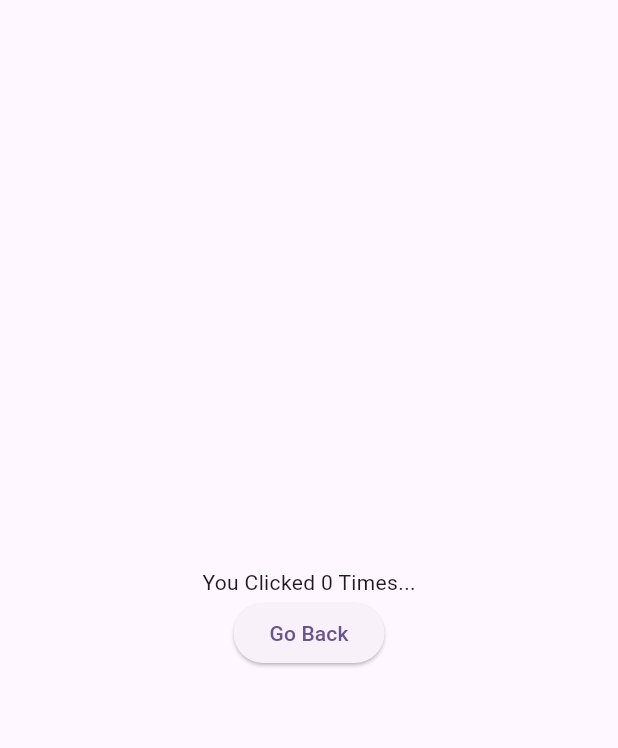
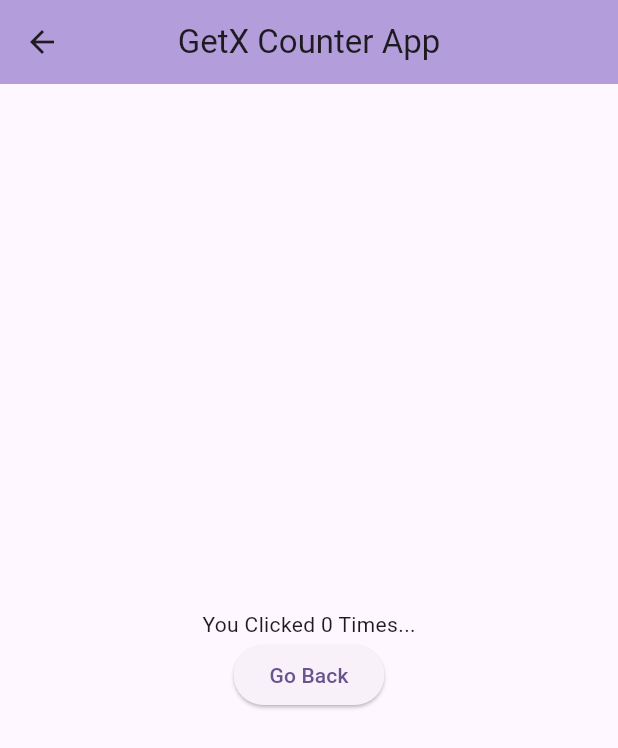
Before and after one commit to nsabir0/Counter-App-using-GetX, a Flutter app: the Home screen opened directly, after a tap on "Go to Other", on a phone screen of 412 x 824 dp. Shown: the top 748 px of the screen. Run offline on Flutter 3.47's test engine with Material 2 defaults, Android fonts, the phone set to English and light mode, and no system bars; our stand-ins replace get.

Commit message:
Added  color changable container using slider

```diff
--- a/lib/Controller/count_logic.dart
+++ b/lib/Controller/count_logic.dart
@@ -2,6 +2,8 @@ import 'package:get/get.dart';
 
 class Controller extends GetxController {
   var count = 0.obs;
+
+  RxDouble opacity = 0.3.obs;
   var _text = 'TEXT Counter'.obs;
   final List<String> _list = ['Bangla', 'Hindi'].obs;
   void increment() {
@@ -11,4 +13,8 @@ class Controller extends GetxController {
 
     _list.add('TEXT Counter= ${count.toString()}');
   }
+
+  /* setOpacity(double value) {
+    opacity.value = value;
+  } */
 }
--- a/lib/Pages/homepage_getx.dart
+++ b/lib/Pages/homepage_getx.dart
@@ -12,7 +12,8 @@ class Home extends StatelessWidget {
         appBar: AppBar(
           title: const Text("GetX Counter App"),
           centerTitle: true,
-            backgroundColor: Colors.deepPurple[200]),
+          backgroundColor: Colors.deepPurple[200],
+        ),
         body: Center(
           child: Column(
             mainAxisAlignment: MainAxisAlignment.center,
@@ -20,9 +21,30 @@ class Home extends StatelessWidget {
             children: [
               //Updating only below widget using getx==========================
               Obx(() => Text("Clicks: ${c.count}")),
+
+              const SizedBox(height: 20),
+
               ElevatedButton(
                 child: const Text("Go to Other"),
-                  onPressed: () => Get.to(Other())),
+                onPressed: () => Get.to(Other()),
+              ),
+
+              const SizedBox(height: 20),
+
+              Obx(
+                () => Container(
+                  height: Get.height * .2,
+                  width: Get.width * .3,
+                  color: Colors.deepPurple.withOpacity(c.opacity.value),
+                ),
+              ),
+              Obx(
+                () => Slider(
+                    value: c.opacity.value,
+                    onChanged: (value) {
+                      c.opacity.value = value;
+                    }),
+              )
             ],
           ),
         ),
@@ -41,6 +63,11 @@ class Other extends StatelessWidget {
   Widget build(context) {
     // Other Page Desig==================================
     return Scaffold(
+        appBar: AppBar(
+          title: const Text("GetX Counter App"),
+          centerTitle: true,
+          backgroundColor: Colors.deepPurple[200],
+        ),
         body: Center(
 
             // Access the updated count variable=================================
--- a/lib/main.dart
+++ b/lib/main.dart
@@ -19,7 +19,7 @@ class MyApp extends StatelessWidget {
         useMaterial3: true,
       ),
       debugShowCheckedModeBanner: false,
-      home: const MyHomePage(),
+      home: Home(),
     );
   }
 }
```
Lines whose indentation alone changed are shown as unchanged.
